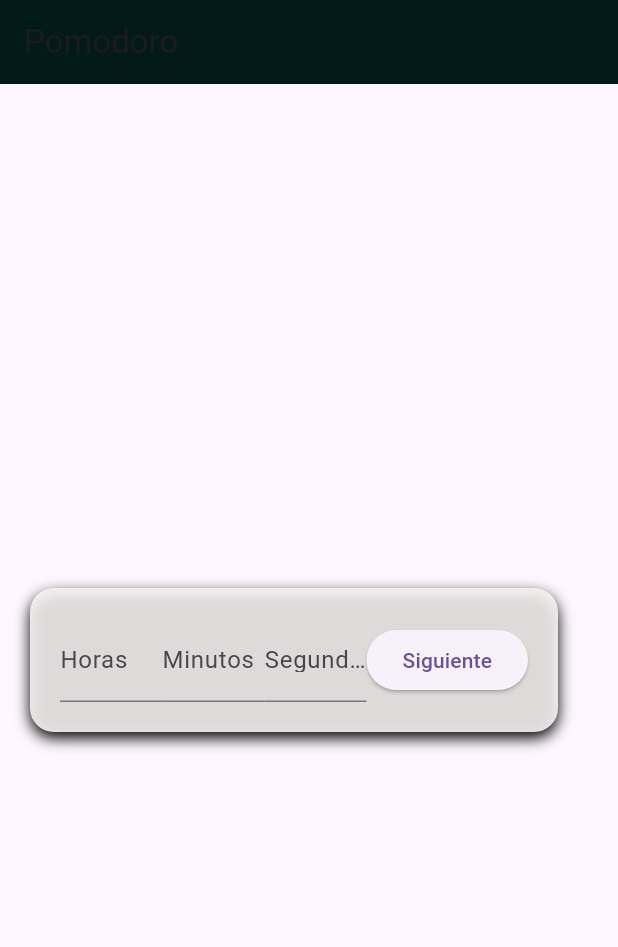
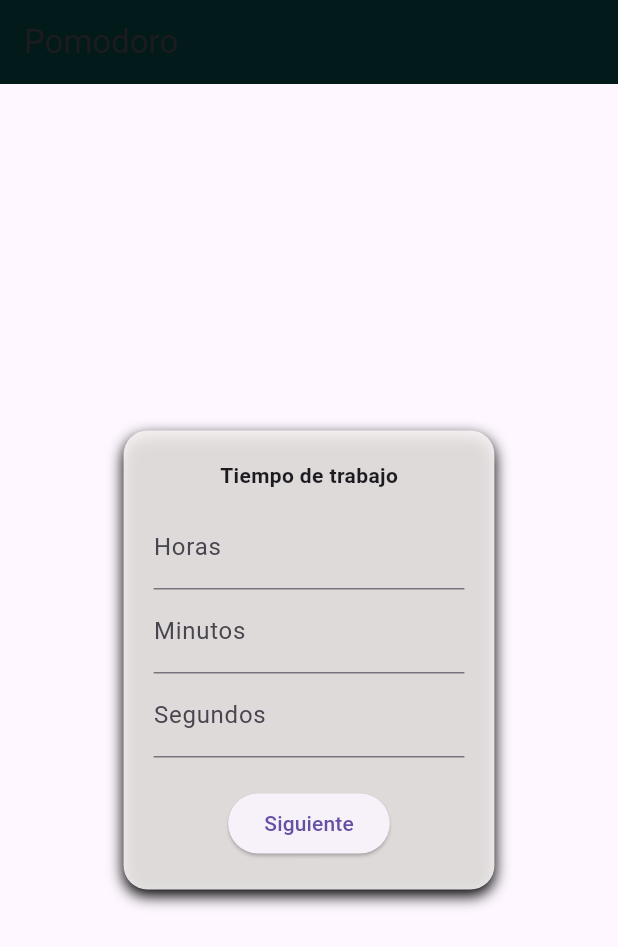
Before and after one commit to dbellidoz/studyingApp, a Flutter app: the screen it shows after launch, after a tap on "Siguiente", after a tap on "Anterior", on a phone screen of 412 x 824 dp. Shown: the top 947 px of the screen. Run offline on Flutter 3.47's test engine with Material 3 defaults, Android fonts, the phone set to English and light mode, and no system bars; our stand-ins replace google_fonts.

Commit message:
se mejora la interfaz

```diff
--- a/lib/screens/home_screen.dart
+++ b/lib/screens/home_screen.dart
@@ -41,8 +41,10 @@ class _MicontenedorCentradoState extends State<MicontenedorCentrado> {
   final TextEditingController _segundosController = TextEditingController();
 
   final TextEditingController _horasRestingController = TextEditingController();
-final TextEditingController _minutosRestingController = TextEditingController();
-final TextEditingController _segundosRestingController = TextEditingController();
+  final TextEditingController _minutosRestingController =
+      TextEditingController();
+  final TextEditingController _segundosRestingController =
+      TextEditingController();
 
   int _horas = 0;
   int _minutos = 0;
@@ -69,13 +71,13 @@ final TextEditingController _segundosRestingController = TextEditingController()
         backgroundColor: Color.fromARGB(255, 3, 26, 27),
       ),
       body: Center(
-        child: Row(
-          mainAxisAlignment: MainAxisAlignment.center,
+        child: SingleChildScrollView(
+          child: Column(
+            mainAxisSize:
+                MainAxisSize.min, // <-- clave: solo ocupa lo necesario
             children: [
-            // Formulario a la izquierda
-            if(!_iniciado)
-            Expanded(
-              child: Recogedatostempo(
+              if (!_iniciado)
+                Recogedatostempo(
                   horasWorking: _horasController,
                   minutosWorking: _minutosController,
                   segundosWorking: _segundosController,
@@ -87,19 +89,18 @@ final TextEditingController _segundosRestingController = TextEditingController()
                       _horas = int.tryParse(_horasController.text) ?? 0;
                       _minutos = int.tryParse(_minutosController.text) ?? 0;
                       _segundos = int.tryParse(_segundosController.text) ?? 0;
-                    _horasResting = int.tryParse(_horasRestingController.text) ?? 0;
-                    _minutosResting = int.tryParse(_minutosRestingController.text) ?? 0;
-                    _segundosResting = int.tryParse(_segundosRestingController.text) ?? 0;
+                      _horasResting =
+                          int.tryParse(_horasRestingController.text) ?? 0;
+                      _minutosResting =
+                          int.tryParse(_minutosRestingController.text) ?? 0;
+                      _segundosResting =
+                          int.tryParse(_segundosRestingController.text) ?? 0;
                       _iniciado = true;
                     });
                   },
                 ),
-            ),
-            SizedBox(width: 20),
-            // Temporizador a la derecha
               if (_iniciado)
-              Expanded(
-                child: PomodoroTimerWidget(
+                PomodoroTimerWidget(
                   workingHoras: _horas,
                   workingMinutos: _minutos,
                   workingSegundos: _segundos,
@@ -107,14 +108,14 @@ final TextEditingController _segundosRestingController = TextEditingController()
                   restingMinutos: _minutosResting,
                   restingSegundos: _segundosResting,
                   veces: 2,
-                  onEnd: (){
+                  onEnd: () {
                     setState(() {
                       _iniciado = !_iniciado;
                     });
                   },
                 ),
+            ],
           ),
-          ],
         ),
       ),
     );
--- a/lib/widgets/pomodoroTimer.dart
+++ b/lib/widgets/pomodoroTimer.dart
@@ -88,7 +88,15 @@ class _PomodoroTimerWidgetState extends State<PomodoroTimerWidget> {
         color: const Color.fromARGB(228, 248, 244, 244),
         borderRadius: BorderRadius.circular(16),
         boxShadow: [
-          BoxShadow(color: Colors.brown, blurRadius: 8, offset: Offset(0, 4)),
+          BoxShadow(
+            color: switch (widget.working) {
+            true => Colors.red,
+            false => Colors.green,
+            //null => Colors.black12
+          },
+            blurRadius: 8,
+            offset: Offset(0, 4)
+          ),
         ],
       ),
       child: Row(
--- a/lib/widgets/recogeDatosTempo.dart
+++ b/lib/widgets/recogeDatosTempo.dart
@@ -1,6 +1,5 @@
 import 'package:flutter/material.dart';
 
-// ignore: must_be_immutable
 class Recogedatostempo extends StatefulWidget {
   final TextEditingController horasWorking;
   final TextEditingController minutosWorking;
@@ -8,10 +7,7 @@ class Recogedatostempo extends StatefulWidget {
   final TextEditingController horasResting;
   final TextEditingController minutosResting;
   final TextEditingController segundosResting;
-
   final VoidCallback onStart;
-
-
 
   Recogedatostempo({
     super.key,
@@ -23,25 +19,21 @@ class Recogedatostempo extends StatefulWidget {
     required this.segundosResting,
     required this.onStart,
   });
+
   @override
   _RecogedatostempoState createState() => _RecogedatostempoState();
 }
 
-@override
 class _RecogedatostempoState extends State<Recogedatostempo> {
+  int pagina = 1;
 
-  int pagina = 1;
-  void siguienteSlide() {
-    setState(() => pagina++);
-  }
-
-  void anteriorSlide() {
-    setState(() => pagina--);
-  }
+  void siguienteSlide() => setState(() => pagina++);
+  void anteriorSlide() => setState(() => pagina--);
 
   @override
   Widget build(BuildContext context) {
     return Container(
+      width: MediaQuery.of(context).size.width * 0.6, // 60% del ancho
       padding: EdgeInsets.all(20),
       margin: EdgeInsets.all(20),
       decoration: BoxDecoration(
@@ -51,62 +43,77 @@ class _RecogedatostempoState extends State<Recogedatostempo> {
           BoxShadow(color: Colors.black, blurRadius: 8, offset: Offset(0, 4)),
         ],
       ),
-      child: Row(
-        mainAxisAlignment: MainAxisAlignment.center,
+      child: switch (pagina) {
+        1 => _paginaWorking(),
+        2 => _paginaResting(),
+        _ => SizedBox(),
+      },
+    );
+  }
+
+  Widget _paginaWorking() {
+    return Column(
+      mainAxisSize: MainAxisSize.min,
       children: [
-          if (pagina <= 1) ...[
-            Expanded(
-              child: TextField(
+        Text(
+          "Tiempo de trabajo",
+          style: TextStyle(fontWeight: FontWeight.bold),
+        ),
+        SizedBox(height: 10),
+        TextField(
           controller: widget.horasWorking,
           keyboardType: TextInputType.number,
           decoration: InputDecoration(labelText: "Horas"),
         ),
-            ),
-            Expanded(
-              child: TextField(
+        TextField(
           controller: widget.minutosWorking,
           keyboardType: TextInputType.number,
           decoration: InputDecoration(labelText: "Minutos"),
         ),
-            ),
-            Expanded(
-              child: TextField(
+        TextField(
           controller: widget.segundosWorking,
           keyboardType: TextInputType.number,
           decoration: InputDecoration(labelText: "Segundos"),
         ),
-            ),
         SizedBox(height: 20),
         ElevatedButton(onPressed: siguienteSlide, child: Text("Siguiente")),
       ],
-          if (pagina == 2) ...[
-            Expanded(
-              child: TextField(
+    );
+  }
+
+  Widget _paginaResting() {
+    return Column(
+      mainAxisSize: MainAxisSize.min,
+      children: [
+        Text(
+          "Tiempo de descanso",
+          style: TextStyle(fontWeight: FontWeight.bold),
+        ),
+        SizedBox(height: 10),
+        TextField(
           controller: widget.horasResting,
           keyboardType: TextInputType.number,
           decoration: InputDecoration(labelText: "Horas"),
         ),
-            ),
-            Expanded(
-              child: TextField(
+        TextField(
           controller: widget.minutosResting,
           keyboardType: TextInputType.number,
           decoration: InputDecoration(labelText: "Minutos"),
         ),
-            ),
-            Expanded(
-              child: TextField(
+        TextField(
           controller: widget.segundosResting,
           keyboardType: TextInputType.number,
           decoration: InputDecoration(labelText: "Segundos"),
         ),
-            ),
         SizedBox(height: 20),
+        Row(
+          mainAxisAlignment: MainAxisAlignment.spaceEvenly,
+          children: [
             ElevatedButton(onPressed: anteriorSlide, child: Text("Anterior")),
             ElevatedButton(onPressed: widget.onStart, child: Text("Empezar")),
-          ]
           ],
         ),
+      ],
     );
   }
 }
```
Lines whose indentation alone changed are shown as unchanged.
